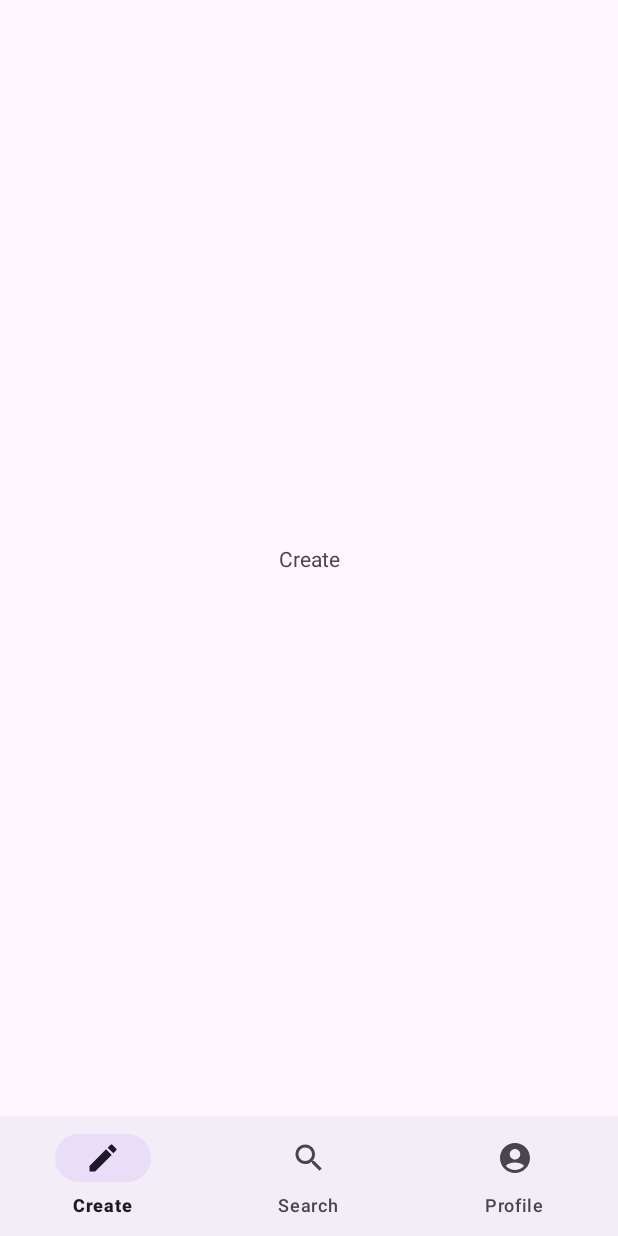
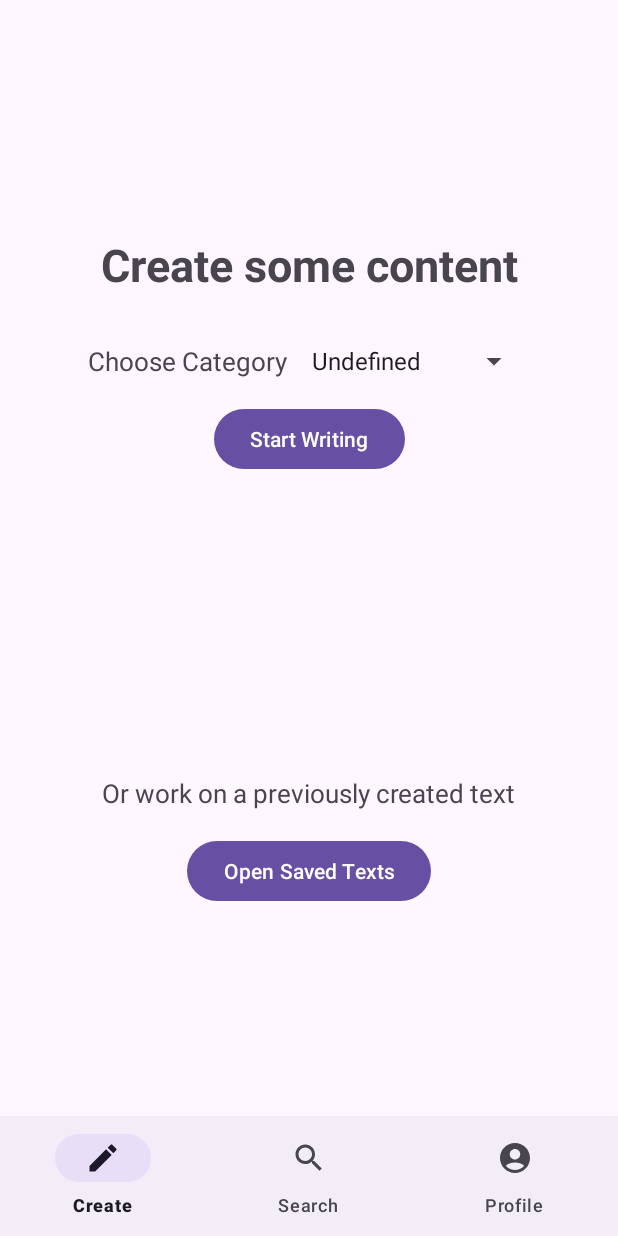
Before and after one commit to AdrianRi99/CreateTogether, an Android app: the screen it shows after launch (MainActivity), on a phone screen of 412 x 824 dp. Run offline under Robolectric (Android 15) with nearby library versions, the phone set to English and light mode, and no system bars; our stand-ins replace navigation-ui.

Commit message:
finished basic app structure

```diff
--- a/app/src/main/java/com/example/createtogether/ui/MainActivity.kt
+++ b/app/src/main/java/com/example/createtogether/ui/MainActivity.kt
@@ -1,12 +1,14 @@
 package com.example.createtogether.ui
 
 import android.os.Bundle
+import android.util.Log
 import androidx.appcompat.app.AppCompatActivity
 import androidx.navigation.NavController
 import androidx.navigation.fragment.NavHostFragment
 import androidx.navigation.ui.setupWithNavController
 import com.example.createtogether.R
 import com.example.createtogether.databinding.ActivityMainBinding
+import com.example.createtogether.utility.UserUtil
 
 
 class MainActivity : AppCompatActivity() {
@@ -24,5 +26,8 @@ class MainActivity : AppCompatActivity() {
         val navHostFragment = supportFragmentManager.findFragmentById(R.id.navHostFragment)  as NavHostFragment
         navController = navHostFragment.navController
         binding.bottomNavigation.setupWithNavController(navController)
+
+        val userId = UserUtil.getUserId(this)
+        Log.d("Oha", userId)
     }
 }
--- a/app/src/main/java/com/example/createtogether/ui/fragments/CreateContentFragment.kt
+++ b/app/src/main/java/com/example/createtogether/ui/fragments/createcontent/CreateContentFragment.kt
@@ -1,4 +1,4 @@
-package com.example.createtogether.ui.fragments
+package com.example.createtogether.ui.fragments.createcontent
 
 import android.content.Context
 import android.os.Bundle
@@ -6,6 +6,7 @@ import androidx.fragment.app.Fragment
 import android.view.LayoutInflater
 import android.view.View
 import android.view.ViewGroup
+import androidx.navigation.fragment.findNavController
 import com.example.createtogether.R
 import com.example.createtogether.databinding.FragmentCreateContentBinding
 
@@ -24,5 +25,16 @@ class CreateContentFragment : Fragment(R.layout.fragment_create_content) {
 
     override fun onViewCreated(view: View, savedInstanceState: Bundle?) {
         super.onViewCreated(view, savedInstanceState)
+
+        binding.btnStartWriting.setOnClickListener {
+            val selectedTextCategory = binding.spinnerTextCategories.selectedItem.toString()
+            val action = CreateContentFragmentDirections.actionCreateContentFragmentToNewTextFragment(selectedTextCategory)
+            findNavController().navigate(action)
+        }
+
+        binding.btnOpenSavedTexts.setOnClickListener {
+            val action = CreateContentFragmentDirections.actionCreateContentFragmentToOpenSavedTextsFragment()
+            findNavController().navigate(action)
+        }
     }
 }
--- /dev/null
+++ b/app/src/main/java/com/example/createtogether/utility/UserUtil.kt
@@ -0,0 +1,25 @@
+package com.example.createtogether.utility
+
+import android.content.Context
+import android.content.SharedPreferences
+import java.util.UUID
+
+object UserUtil {
+    private const val USER_ID_KEY = "userId"
+
+    fun getUserId(context: Context): String {
+        val sharedPreferences: SharedPreferences = context.getSharedPreferences("MyPrefs", Context.MODE_PRIVATE)
+        var userId: String? = sharedPreferences.getString(USER_ID_KEY, null)
+
+        if (userId == null) {
+            userId = generateUserId()
+            sharedPreferences.edit().putString(USER_ID_KEY, userId).apply()
+        }
+
+        return userId
+    }
+
+    private fun generateUserId(): String {
+        return UUID.randomUUID().toString()
+    }
+}
--- a/app/src/main/res/layout/fragment_create_content.xml
+++ b/app/src/main/res/layout/fragment_create_content.xml
@@ -4,18 +4,78 @@
     xmlns:tools="http://schemas.android.com/tools"
     android:layout_width="match_parent"
     android:layout_height="match_parent"
-    tools:context=".ui.fragments.CreateContentFragment">
+    tools:context=".ui.fragments.createcontent.CreateContentFragment"
+    tools:layout_editor_absoluteX="0dp"
+    tools:layout_editor_absoluteY="-1dp">
 
 
     <TextView
         android:id="@+id/textView2"
         android:layout_width="wrap_content"
         android:layout_height="wrap_content"
-        android:text="Create"
-        app:layout_constraintBottom_toBottomOf="parent"
+        android:layout_marginTop="156dp"
+        android:text="Create some content"
+        android:textSize="30sp"
+        android:textStyle="bold"
+        app:layout_constraintEnd_toEndOf="parent"
+        app:layout_constraintStart_toStartOf="parent"
+        app:layout_constraintTop_toTopOf="parent" />
+
+    <TextView
+        android:id="@+id/textView4"
+        android:layout_width="wrap_content"
+        android:layout_height="wrap_content"
+        android:layout_marginTop="32dp"
+        android:layout_marginEnd="8dp"
+        android:text="Choose Category"
+        android:textSize="17sp"
+        app:layout_constraintEnd_toStartOf="@+id/spinnerTextCategories"
+        app:layout_constraintHorizontal_bias="0.5"
+        app:layout_constraintHorizontal_chainStyle="packed"
+        app:layout_constraintStart_toStartOf="parent"
+        app:layout_constraintTop_toBottomOf="@+id/textView2" />
+
+    <Spinner
+        android:id="@+id/spinnerTextCategories"
+        android:layout_width="wrap_content"
+        android:layout_height="wrap_content"
+        android:entries="@array/spinner_text_categories"
+        app:layout_constraintBottom_toBottomOf="@+id/textView4"
+        app:layout_constraintEnd_toEndOf="parent"
+        app:layout_constraintHorizontal_bias="0.5"
+        app:layout_constraintStart_toEndOf="@+id/textView4"
+        app:layout_constraintTop_toTopOf="@+id/textView4" />
+
+    <Button
+        android:id="@+id/btnStartWriting"
+        android:layout_width="wrap_content"
+        android:layout_height="wrap_content"
+        android:layout_marginTop="16dp"
+        android:text="Start Writing"
         app:layout_constraintEnd_toEndOf="parent"
         app:layout_constraintHorizontal_bias="0.5"
         app:layout_constraintStart_toStartOf="parent"
-        app:layout_constraintTop_toTopOf="parent"
-        app:layout_constraintVertical_bias="0.5" />
+        app:layout_constraintTop_toBottomOf="@+id/textView4" />
+
+    <TextView
+        android:id="@+id/textView5"
+        android:layout_width="wrap_content"
+        android:layout_height="wrap_content"
+        android:layout_marginTop="200dp"
+        android:text="Or work on a previously created text"
+        android:textSize="17sp"
+        app:layout_constraintEnd_toEndOf="parent"
+        app:layout_constraintStart_toStartOf="parent"
+        app:layout_constraintTop_toBottomOf="@+id/btnStartWriting" />
+
+    <Button
+        android:id="@+id/btnOpenSavedTexts"
+        android:layout_width="wrap_content"
+        android:layout_height="wrap_content"
+        android:layout_marginTop="16dp"
+        android:text="Open Saved Texts"
+        app:layout_constraintEnd_toEndOf="parent"
+        app:layout_constraintStart_toStartOf="parent"
+        app:layout_constraintTop_toBottomOf="@+id/textView5" />
+
 </androidx.constraintlayout.widget.ConstraintLayout>
--- a/app/src/main/res/navigation/nav_graph.xml
+++ b/app/src/main/res/navigation/nav_graph.xml
@@ -7,9 +7,16 @@
 
     <fragment
         android:id="@+id/createContentFragment"
-        android:name="com.example.createtogether.ui.fragments.CreateContentFragment"
+        android:name="com.example.createtogether.ui.fragments.createcontent.CreateContentFragment"
         android:label="fragment_create_content"
-        tools:layout="@layout/fragment_create_content" />
+        tools:layout="@layout/fragment_create_content" >
+        <action
+            android:id="@+id/action_createContentFragment_to_newTextFragment"
+            app:destination="@id/newTextFragment" />
+        <action
+            android:id="@+id/action_createContentFragment_to_openSavedTextsFragment"
+            app:destination="@id/openSavedTextsFragment" />
+    </fragment>
     <fragment
         android:id="@+id/searchFragment"
         android:name="com.example.createtogether.ui.fragments.SearchFragment"
@@ -20,5 +27,26 @@
         android:name="com.example.createtogether.ui.fragments.ProfileFragment"
         android:label="fragment_profile"
         tools:layout="@layout/fragment_profile" />
+    <fragment
+        android:id="@+id/newTextFragment"
+        android:name="com.example.createtogether.ui.fragments.createcontent.NewTextFragment"
+        android:label="fragment_new_text"
+        tools:layout="@layout/fragment_new_text" >
+        <action
+            android:id="@+id/action_newTextFragment_to_createContentFragment"
+            app:destination="@id/createContentFragment" />
+        <argument
+            android:name="selectedTextCategory"
+            app:argType="string" />
+    </fragment>
+    <fragment
+        android:id="@+id/openSavedTextsFragment"
+        android:name="com.example.createtogether.ui.fragments.createcontent.OpenSavedTextsFragment"
+        android:label="fragment_open_saved_texts"
+        tools:layout="@layout/fragment_open_saved_texts" >
+        <action
+            android:id="@+id/action_openSavedTextsFragment_to_createContentFragment"
+            app:destination="@id/createContentFragment" />
+    </fragment>
 
 </navigation>
--- a/app/src/main/res/values/strings.xml
+++ b/app/src/main/res/values/strings.xml
@@ -2,4 +2,14 @@
     <string name="app_name">CreateTogether</string>
     <!-- TODO: Remove or change this placeholder text -->
     <string name="hello_blank_fragment">Hello blank fragment</string>
+
+    <string-array name="spinner_text_categories">
+        <item>Undefined</item>
+        <item>Novel</item>
+        <item>Poetry</item>
+        <item>Song</item>
+        <item>Movie Script</item>
+        <item>Idea</item>
+        <item>Plan</item>
+    </string-array>
 </resources>
```
Also changed, not shown: app/src/main/java/com/example/createtogether/ui/fragments/createcontent/NewTextFragment.kt (added, +42 -0 lines), app/src/main/java/com/example/createtogether/ui/fragments/createcontent/OpenSavedTextsFragment.kt (added, +34 -0 lines), app/src/main/res/layout/fragment_new_text.xml (added, +61 -0 lines), app/src/main/res/layout/fragment_open_saved_texts.xml (added, +35 -0 lines), app/src/main/res/layout/fragment_search.xml (+3 -4 lines).
